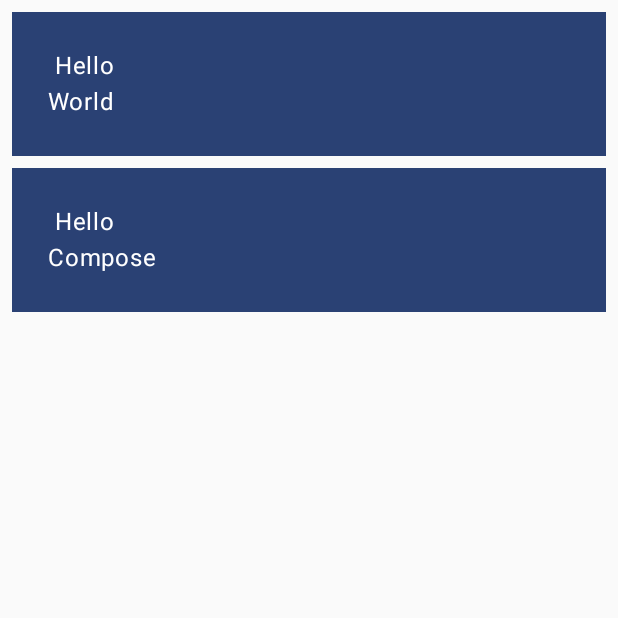
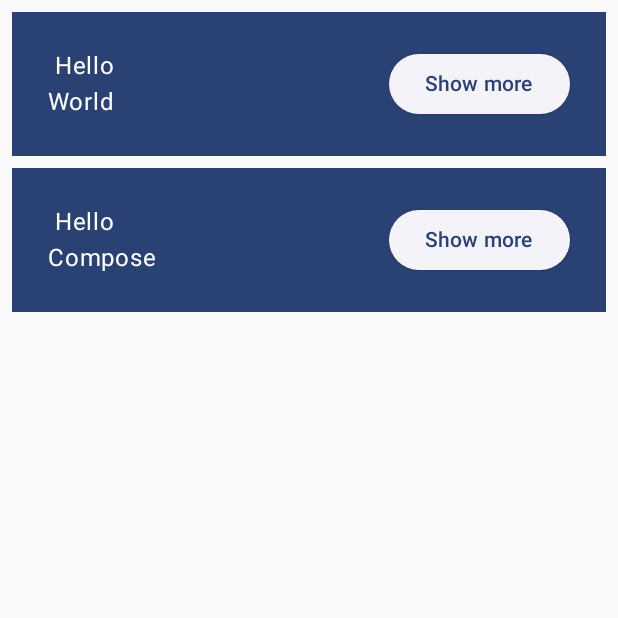
Before and after one commit to Hide109/practice-jetpac-compose, an Android app built with Jetpack Compose: the screen it shows after launch (MainActivity), on a phone screen of 412 x 824 dp, the top half of it. Run offline under Robolectric (Android 15) with nearby library versions, the phone set to English and light mode, and no system bars.

Commit message:
ボタンを実装した
RowでラップしてcolumnとElevatedButtonを入れたElevatedButtonでボタンの表示を行っていてメソッドのラムダ式内でTextを付けることが出来る

```diff
--- a/app/src/main/java/com/example/basiccodelab/MainActivity.kt
+++ b/app/src/main/java/com/example/basiccodelab/MainActivity.kt
@@ -6,9 +6,11 @@ import androidx.activity.ComponentActivity
 import androidx.activity.compose.setContent
 import androidx.activity.enableEdgeToEdge
 import androidx.compose.foundation.layout.Column
+import androidx.compose.foundation.layout.Row
 import androidx.compose.foundation.layout.fillMaxSize
 import androidx.compose.foundation.layout.fillMaxWidth
 import androidx.compose.foundation.layout.padding
+import androidx.compose.material3.ElevatedButton
 import androidx.compose.material3.MaterialTheme
 import androidx.compose.material3.Scaffold
 import androidx.compose.material3.Surface
@@ -48,9 +50,16 @@ fun Greeting(name: String, modifier: Modifier = Modifier) {
             color = MaterialTheme.colorScheme.primary,
             modifier = modifier.padding(vertical = 4.dp, horizontal = 8.dp)
     ){
-        Column(modifier = modifier.fillMaxWidth().padding(24.dp)) {
-            Text(text = " Hello ")
-            Text(text = name)
+        Row(modifier = Modifier.padding(24.dp)) {
+            Column(modifier = modifier.weight(1f)) {
+                Text(text = " Hello ")
+                Text(text = name)
+            }
+            ElevatedButton(
+                onClick = { /*TODO*/ }
+            ) {
+                Text("Show more")
+            }
         }
     }
 }
```
